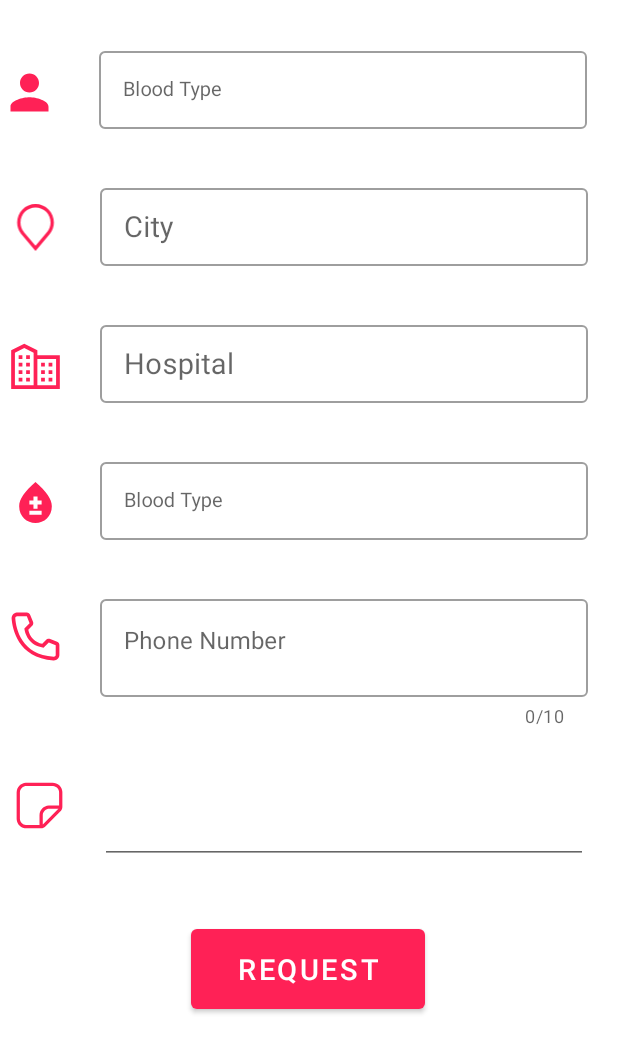
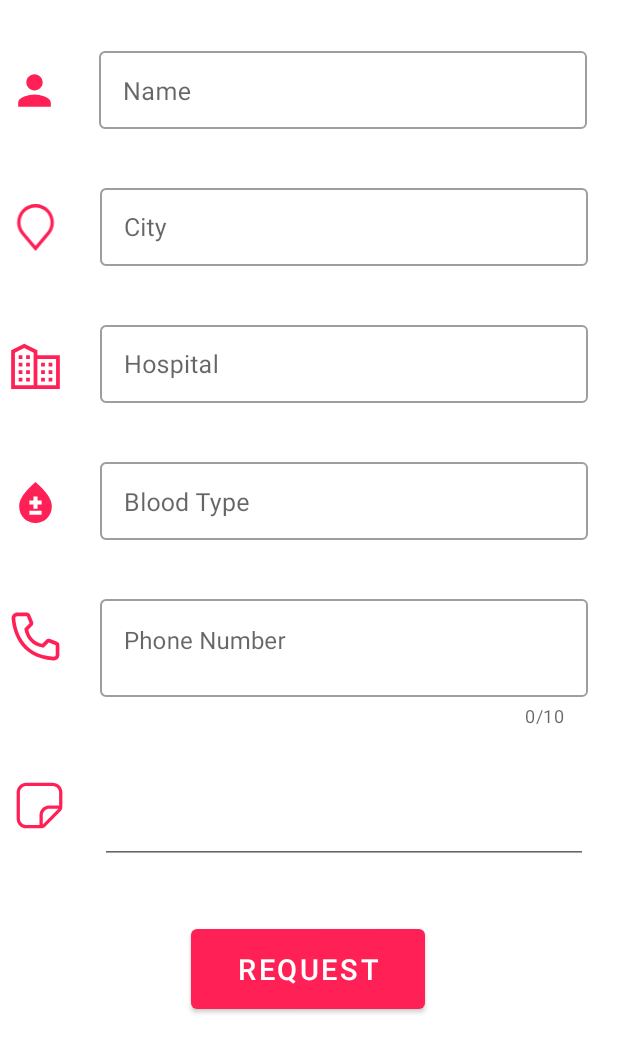
Before and after one commit to KareemHussen/blood_donation, an Android app: the DonationRequestFragment screen opened through its navigation route, after a tap on an icon or button, on a phone screen of 412 x 824 dp. Shown: the top 1053 px of the screen. Run offline under Robolectric (Android 15) with nearby library versions, the light colour scheme and no system bars; our stand-ins replace Firebase (no records; nobody signed in at launch, a user with empty details on screens opened directly), data binding, navigation-ui, sdp/ssp sizes.

Commit message:
handling some issues

```diff
--- a/app/src/main/java/com/example/blooddonation/authentication/register/RegisterFragment.kt
+++ b/app/src/main/java/com/example/blooddonation/authentication/register/RegisterFragment.kt
@@ -39,7 +39,7 @@ class RegisterFragment : Fragment() {
 
     private fun loginClicked() {
         binding.btnLogIn.setOnClickListener {
-//            findNavController().navigate(R.id.action_registerFragment_to_loginFragment)
+            findNavController().navigate(R.id.action_registerFragment_to_loginFragment)
         }
     }
 
--- a/app/src/main/java/com/example/blooddonation/home/request/model/RequestModel.kt
+++ b/app/src/main/java/com/example/blooddonation/home/request/model/RequestModel.kt
@@ -1,13 +1,11 @@
 package com.example.blooddonation.home.request.model
 
 data class RequestModel(
-
     var name: String = "",
     var city: String = "",
+    var hospital: String = "",
     var bloodType: String = "",
-    var hospital: String = "",
     var mobileNumber: String = "",
     var note: String = "",
     var timeRequest :String = "",
-
 )
--- a/app/src/main/java/com/example/blooddonation/home/request/ui/DonationRequestFragment.kt
+++ b/app/src/main/java/com/example/blooddonation/home/request/ui/DonationRequestFragment.kt
@@ -53,13 +53,14 @@ class DonationRequestFragment : Fragment() {
             }
 
         }
-        CoroutineScope(Dispatchers.Main).launch{
-        retrieveRequests()
+        CoroutineScope(Dispatchers.Main).launch {
+            retrieveRequests()
 
         }
 
         return binding.root
     }
+
     private fun retrieveRequests() {
         CoroutineScope(Dispatchers.IO).launch {
 
@@ -79,26 +80,6 @@ class DonationRequestFragment : Fragment() {
         }
     }
 
-/*
-    private fun retrieveRequests() {
-        CoroutineScope(Dispatchers.IO).launch {
-            try {
-                val querySnapshot = donationRequestRef.get().await()
-                for (document in querySnapshot.documents) {
-                    val request = document.toObject<RequestModel>()
-                    data.add(request!!)
-                }
-                withContext(Dispatchers.Main) {
-                    requestsAdapter.submitList(data)
-                }
-            } catch (e: Exception) {
-                withContext(Dispatchers.Main) {
-                    Toast.makeText(context, e.message, Toast.LENGTH_LONG).show()
-                }
-            }
-        }
-    }
-*/
 
     fun onClicked(request: RequestModel) {
     }
--- a/app/src/main/res/layout/fragment_create_request.xml
+++ b/app/src/main/res/layout/fragment_create_request.xml
@@ -31,11 +31,11 @@
                 android:layout_height="@dimen/_40sdp"
                 android:elevation="0dp"
                 android:gravity="start"
-                android:hint="@string/blood_type"
+                android:hint="@string/name"
                 android:lines="1"
                 android:textAlignment="viewStart"
                 android:textColorHint="@color/to_color"
-                android:textSize="@dimen/_10sdp" />
+                android:textSize="@dimen/_13sdp" />
         </com.google.android.material.textfield.TextInputLayout>
 
         <com.google.android.material.textfield.TextInputLayout
@@ -59,7 +59,7 @@
                 android:hint="@string/city"
                 android:lines="1"
                 android:textColorHint="@color/to_color"
-                android:textSize="@dimen/_15sdp" />
+                android:textSize="@dimen/_13sdp" />
         </com.google.android.material.textfield.TextInputLayout>
 
         <ImageView
@@ -93,7 +93,7 @@
                 android:hint="@string/hospital"
                 android:lines="1"
                 android:textColorHint="@color/to_color"
-                android:textSize="@dimen/_15sdp"
+                android:textSize="@dimen/_13sdp"
                 app:helperText="@string/required"
                 app:helperTextEnabled="false" />
         </com.google.android.material.textfield.TextInputLayout>
@@ -128,10 +128,10 @@
                 android:elevation="0dp"
                 android:gravity="start"
                 android:hint="@string/blood_type"
-                android:lines="1"
+                android:lines="2"
                 android:textAlignment="viewStart"
                 android:textColorHint="@color/to_color"
-                android:textSize="@dimen/_10sdp" />
+                android:textSize="@dimen/_13sdp" />
         </com.google.android.material.textfield.TextInputLayout>
 
         <ImageView
@@ -193,6 +193,7 @@
             android:layout_height="@dimen/_60sdp"
             android:layout_marginStart="@dimen/_25sdp"
             app:helperText="@string/optional"
+            android:textSize="@dimen/_13sdp"
             app:helperTextTextColor="@color/to_color"
             app:layout_constraintEnd_toEndOf="@+id/mobileNumTextLayout"
             app:layout_constraintHorizontal_bias="1.0"
@@ -227,11 +228,11 @@
 
         <ImageView
             android:id="@+id/imageView3"
-            android:layout_width="38dp"
-            android:layout_height="38dp"
+            android:layout_width="@dimen/_25sdp"
+            android:layout_height="@dimen/_25sdp"
             app:layout_constraintBottom_toBottomOf="@+id/name"
             app:layout_constraintEnd_toStartOf="@+id/name"
-            app:layout_constraintHorizontal_bias="0.035"
+            app:layout_constraintHorizontal_bias="0.19"
             app:layout_constraintStart_toStartOf="parent"
             app:layout_constraintTop_toTopOf="@+id/name"
             app:layout_constraintVertical_bias="0.264"
--- a/app/src/main/res/navigation/nav_graph.xml
+++ b/app/src/main/res/navigation/nav_graph.xml
@@ -54,9 +54,22 @@
         android:id="@+id/loginFragment"
         android:name="com.example.blooddonation.authentication.ui.LoginFragment"
         android:label="fragment_login"
-        tools:layout="@layout/fragment_login" />
+        tools:layout="@layout/fragment_login" >
+        <action
+            android:id="@+id/action_loginFragment_to_registerFragment"
+            app:destination="@id/registerFragment" />
+    </fragment>
     <fragment
         android:id="@+id/createRequest"
         android:name="com.example.blooddonation.home.request.ui.CreateRequest"
         android:label="CreateRequest" />
+    <fragment
+        android:id="@+id/registerFragment"
+        android:name="com.example.blooddonation.authentication.register.RegisterFragment"
+        android:label="fragment_register"
+        tools:layout="@layout/fragment_register" >
+        <action
+            android:id="@+id/action_registerFragment_to_loginFragment"
+            app:destination="@id/loginFragment" />
+    </fragment>
 </navigation>
--- a/app/src/main/res/values/strings.xml
+++ b/app/src/main/res/values/strings.xml
@@ -31,4 +31,5 @@
     <string name="optional">(Optional)</string>
     <string name="hospital">Hospital</string>
     <string name="requested_successfully">Blood is successfully requested</string>
+    <string name="name">Name</string>
 </resources>
```
Also changed, not shown: app/src/main/java/com/example/blooddonation/authentication/ui/LoginFragment.kt (+10 -4 lines), app/src/main/java/com/example/blooddonation/home/request/ui/CreateRequest.kt (+12 -3 lines), app/src/main/java/com/example/blooddonation/home/request/ui/RequestViewModel.kt (+3 -23 lines).
